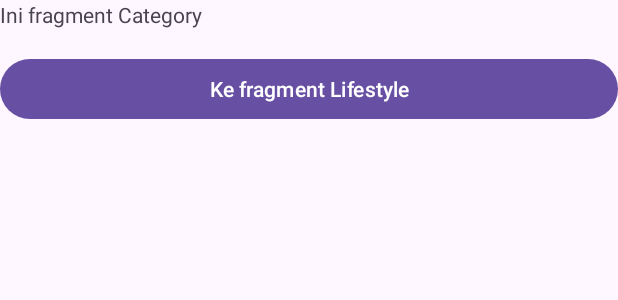
After one commit to kisahtegar/FundamentalAndroid, an Android app: the layout fragment_category.xml on its own in the app's theme, with its tools: preview values and no code run, on a phone screen of 412 x 824 dp. The commit adds this screen. Shown: the top 300 px of the screen. Run offline under Robolectric (Android 15) with nearby library versions, the phone set to English and light mode, and no system bars.

Commit message:
Create new flexible fragment

```diff
--- /dev/null
+++ b/app/src/main/res/layout/fragment_category.xml
@@ -0,0 +1,22 @@
+<?xml version="1.0" encoding="utf-8"?>
+<LinearLayout xmlns:android="http://schemas.android.com/apk/res/android"
+    xmlns:tools="http://schemas.android.com/tools"
+    android:layout_width="match_parent"
+    android:layout_height="match_parent"
+    android:orientation="vertical"
+    tools:context=".CategoryFragment">
+
+
+    <TextView
+        android:layout_width="match_parent"
+        android:layout_height="wrap_content"
+        android:layout_marginBottom="16dp"
+        android:text="@string/this_category" />
+
+    <Button
+        android:id="@+id/btn_detail_category"
+        android:layout_width="match_parent"
+        android:layout_height="wrap_content"
+        android:text="@string/category_lifestyle" />
+
+</LinearLayout>
```
Also changed, not shown: app/src/main/java/com/kisahcode/fundamentalandroid/CategoryFragment.kt (added, +57 -0 lines), app/src/main/java/com/kisahcode/fundamentalandroid/HomeFragment.kt (+21 -1 lines).
